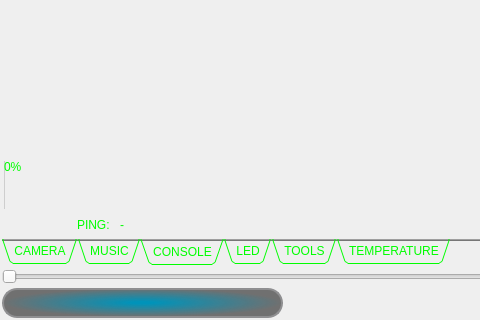
First picture: the form in iDom_Client/idom_client.ui, repository cyniu88/QT_kurs, before the edit; both pictures show x 0 to 480 and y 587 to 907 of the 855 by 907 pixel window.
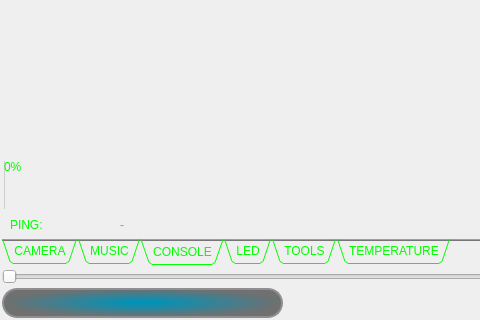
Second picture: the form after the edit. The open tabs and pages were chosen to show the change. Icons and pictures are not drawn.

```diff
--- a/iDom_Client/idom_client.ui
+++ b/iDom_Client/idom_client.ui
@@ -772,7 +772,7 @@
           <item row="4" column="1">
            <widget class="QLineEdit" name="pingName">
             <property name="sizePolicy">
-             <sizepolicy hsizetype="Minimum" vsizetype="Fixed">
+             <sizepolicy hsizetype="Fixed" vsizetype="Fixed">
               <horstretch>0</horstretch>
               <verstretch>0</verstretch>
              </sizepolicy>
@@ -785,7 +785,7 @@
              <string>PING:</string>
             </property>
             <property name="alignment">
-             <set>Qt::AlignRight|Qt::AlignTrailing|Qt::AlignVCenter</set>
+             <set>Qt::AlignLeading|Qt::AlignLeft|Qt::AlignVCenter</set>
             </property>
            </widget>
           </item>
```
Left out of the diff: 300 changed lines with no effect on the pictures.
